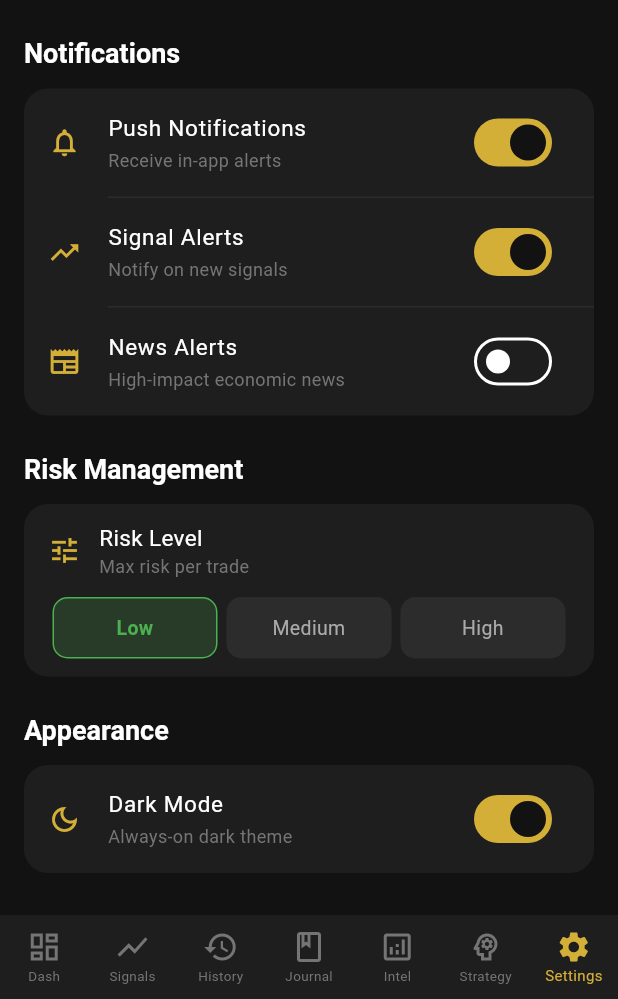
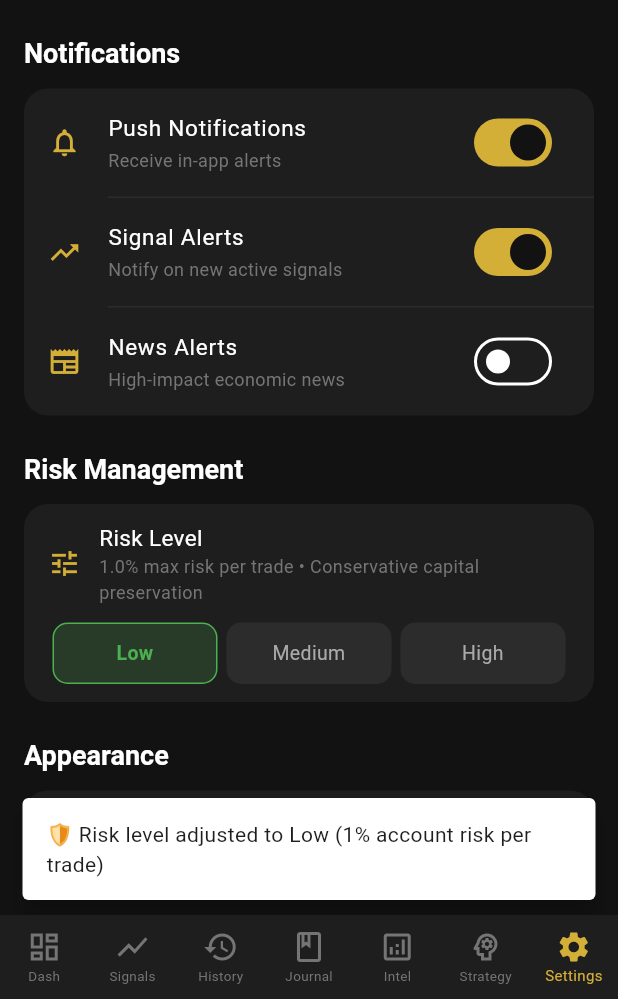
Before and after one commit to tejiriwinner-tech/Falcon, a Flutter app: the SettingsScreen screen opened by its route, after a tap on "Low", on a phone screen of 412 x 824 dp, the part 237-1236 px from its top. Run offline on Flutter 3.47's test engine with Material 3 defaults, Android fonts, the phone set to English and light mode, and no system bars; our stand-ins replace flutter_local_notifications, go_router, shared_preferences; accounts and stored records are empty; network calls fail.

Commit message:
feat: deduplicate signal setups and persist settings with responsive feedback

```diff
--- a/mobile/lib/screens/settings/settings_screen.dart
+++ b/mobile/lib/screens/settings/settings_screen.dart
@@ -1,4 +1,5 @@
 import 'package:flutter/material.dart';
+import 'package:shared_preferences/shared_preferences.dart';
 import '../../core/constants/app_colors.dart';
 import '../../widgets/typography/section_title.dart';
 import '../../services/theme/theme_service.dart';
@@ -20,12 +21,36 @@ class _SettingsScreenState extends State<SettingsScreen> {
   void initState() {
     super.initState();
     ThemeService().addListener(_onThemeChanged);
+    _loadSettings();
   }
 
   @override
   void dispose() {
     ThemeService().removeListener(_onThemeChanged);
     super.dispose();
+  }
+
+  Future<void> _loadSettings() async {
+    try {
+      final prefs = await SharedPreferences.getInstance();
+      setState(() {
+        _pushNotifications = prefs.getBool('settings_push_notifications') ?? true;
+        _signalAlerts = prefs.getBool('settings_signal_alerts') ?? true;
+        _newsAlerts = prefs.getBool('settings_news_alerts') ?? false;
+        _selectedRisk = prefs.getString('settings_selected_risk') ?? 'Medium';
+      });
+    } catch (_) {}
+  }
+
+  Future<void> _updateSetting(String key, dynamic value) async {
+    try {
+      final prefs = await SharedPreferences.getInstance();
+      if (value is bool) {
+        await prefs.setBool(key, value);
+      } else if (value is String) {
+        await prefs.setString(key, value);
+      }
+    } catch (_) {}
   }
 
   void _onThemeChanged() {
@@ -54,15 +79,21 @@ class _SettingsScreenState extends State<SettingsScreen> {
               title: 'Push Notifications',
               subtitle: 'Receive in-app alerts',
               value: _pushNotifications,
-              onChanged: (v) => setState(() => _pushNotifications = v),
+              onChanged: (v) {
+                setState(() => _pushNotifications = v);
+                _updateSetting('settings_push_notifications', v);
+              },
             ),
             _buildDivider(),
             _buildToggleTile(
               icon: Icons.trending_up,
               title: 'Signal Alerts',
-              subtitle: 'Notify on new signals',
+              subtitle: 'Notify on new active signals',
               value: _signalAlerts,
-              onChanged: (v) => setState(() => _signalAlerts = v),
+              onChanged: (v) {
+                setState(() => _signalAlerts = v);
+                _updateSetting('settings_signal_alerts', v);
+              },
             ),
             _buildDivider(),
             _buildToggleTile(
@@ -70,7 +101,19 @@ class _SettingsScreenState extends State<SettingsScreen> {
               title: 'News Alerts',
               subtitle: 'High-impact economic news',
               value: _newsAlerts,
-              onChanged: (v) => setState(() => _newsAlerts = v),
+              onChanged: (v) {
+                setState(() => _newsAlerts = v);
+                _updateSetting('settings_news_alerts', v);
+                ScaffoldMessenger.of(context).showSnackBar(
+                  SnackBar(
+                    content: Text(v
+                        ? '📰 News Alerts Enabled (High-impact event warnings)'
+                        : 'News alerts muted'),
+                    duration: const Duration(seconds: 2),
+                    behavior: SnackBarBehavior.floating,
+                  ),
+                );
+              },
             ),
           ]),
           const SizedBox(height: 24),
@@ -220,6 +263,13 @@ class _SettingsScreenState extends State<SettingsScreen> {
   }
 
   Widget _buildRiskSelector() {
+    String riskDesc = '2.0% max risk per trade • Standard institutional growth';
+    if (_selectedRisk == 'Low') {
+      riskDesc = '1.0% max risk per trade • Conservative capital preservation';
+    } else if (_selectedRisk == 'High') {
+      riskDesc = '3.0% max risk per trade • Aggressive momentum allocation';
+    }
+
     return Padding(
       padding: const EdgeInsets.symmetric(horizontal: 16, vertical: 12),
       child: Column(
@@ -229,12 +279,12 @@ class _SettingsScreenState extends State<SettingsScreen> {
             children: [
               const Icon(Icons.tune, color: AppColors.primary, size: 22),
               const SizedBox(width: 12),
-              const Expanded(
+              Expanded(
                 child: Column(
                   crossAxisAlignment: CrossAxisAlignment.start,
                   children: [
-                    Text('Risk Level', style: TextStyle(color: AppColors.textPrimary, fontSize: 15)),
-                    Text('Max risk per trade', style: TextStyle(color: AppColors.textTertiary, fontSize: 12)),
+                    const Text('Risk Level', style: TextStyle(color: AppColors.textPrimary, fontSize: 15)),
+                    Text(riskDesc, style: const TextStyle(color: AppColors.textTertiary, fontSize: 12)),
                   ],
                 ),
               ),
@@ -253,7 +303,18 @@ class _SettingsScreenState extends State<SettingsScreen> {
                 child: Padding(
                   padding: const EdgeInsets.symmetric(horizontal: 3),
                   child: GestureDetector(
-                    onTap: () => setState(() => _selectedRisk = level),
+                    onTap: () {
+                      setState(() => _selectedRisk = level);
+                      _updateSetting('settings_selected_risk', level);
+                      final pct = level == 'Low' ? '1%' : level == 'Medium' ? '2%' : '3%';
+                      ScaffoldMessenger.of(context).showSnackBar(
+                        SnackBar(
+                          content: Text('🛡️ Risk level adjusted to $level ($pct account risk per trade)'),
+                          duration: const Duration(seconds: 2),
+                          behavior: SnackBarBehavior.floating,
+                        ),
+                      );
+                    },
                     child: AnimatedContainer(
                       duration: const Duration(milliseconds: 200),
                       padding: const EdgeInsets.symmetric(vertical: 10),
```
Also changed, not shown: 1 other file.
